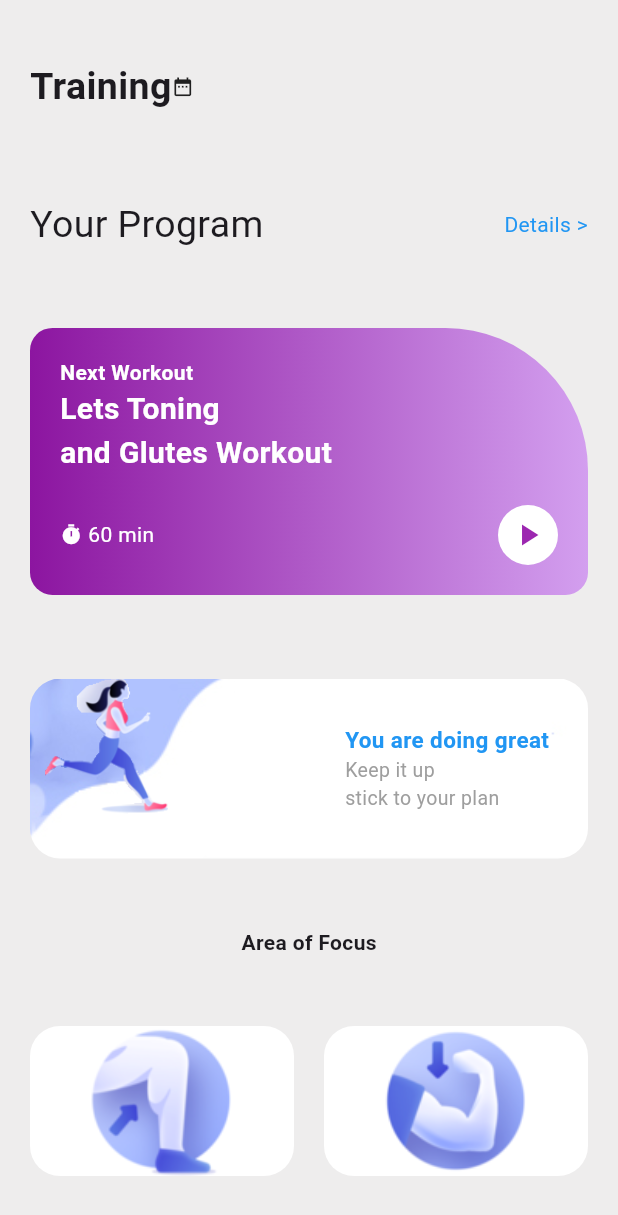
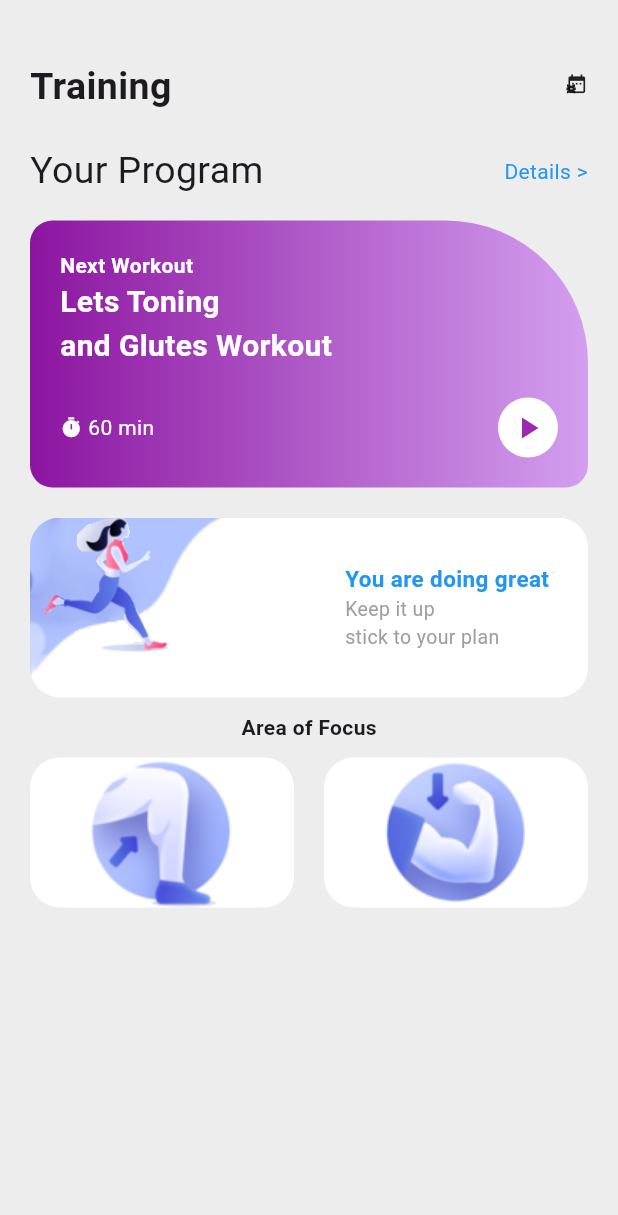
Before and after one commit to BungaDOR/mobile_programming2025, a Flutter app: the screen it shows after launch, on a phone screen of 412 x 824 dp. Shown: the top 1215 px of the screen. Run offline on Flutter 3.47's test engine with Material 3 defaults, Android fonts, the phone set to English and light mode, and no system bars.

Commit message:
buat date

```diff
--- a/lib/tugas/quiz_1.dart
+++ b/lib/tugas/quiz_1.dart
@@ -11,16 +11,22 @@ class quiz_1 extends StatelessWidget {
       body: Padding(
         padding: const EdgeInsets.symmetric(horizontal: 20, vertical: 40),
         child: Column(
-        mainAxisAlignment: MainAxisAlignment.spaceBetween,
               children: [
                 Container(
-                  width: double.infinity,
+                  //width: double.infinity,
                   color: Colors.transparent,
                   child: Row(
+                    mainAxisAlignment: MainAxisAlignment.spaceBetween,
                     children: [
                       Text("Training",
                       style: TextStyle(fontSize: 25, fontWeight: FontWeight.bold),),
-                      Icon(Icons.date_range, size: 15,),
+                      Stack(
+                        children: [
+                          Text("<", style: TextStyle(fontWeight: FontWeight.bold),),
+                          Icon(Icons.date_range, size: 15,),
+                          Text(">", style: TextStyle(fontWeight: FontWeight.bold),),
+                        ],
+                      ),
                     ],
                   ),
                 ),
```
